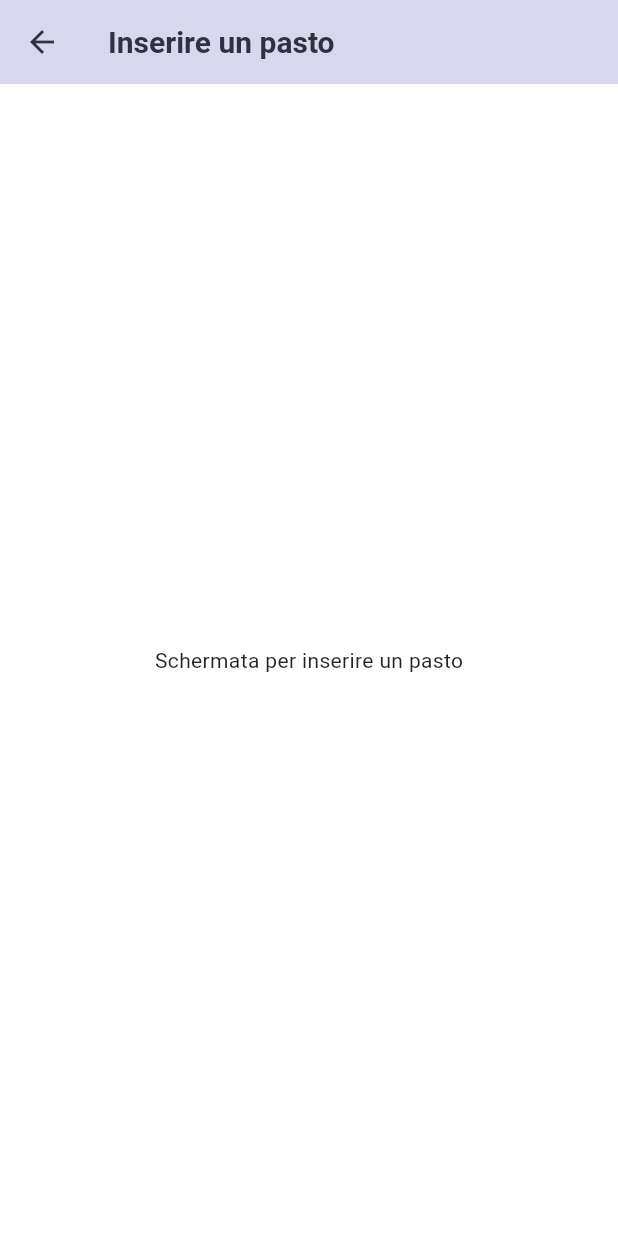
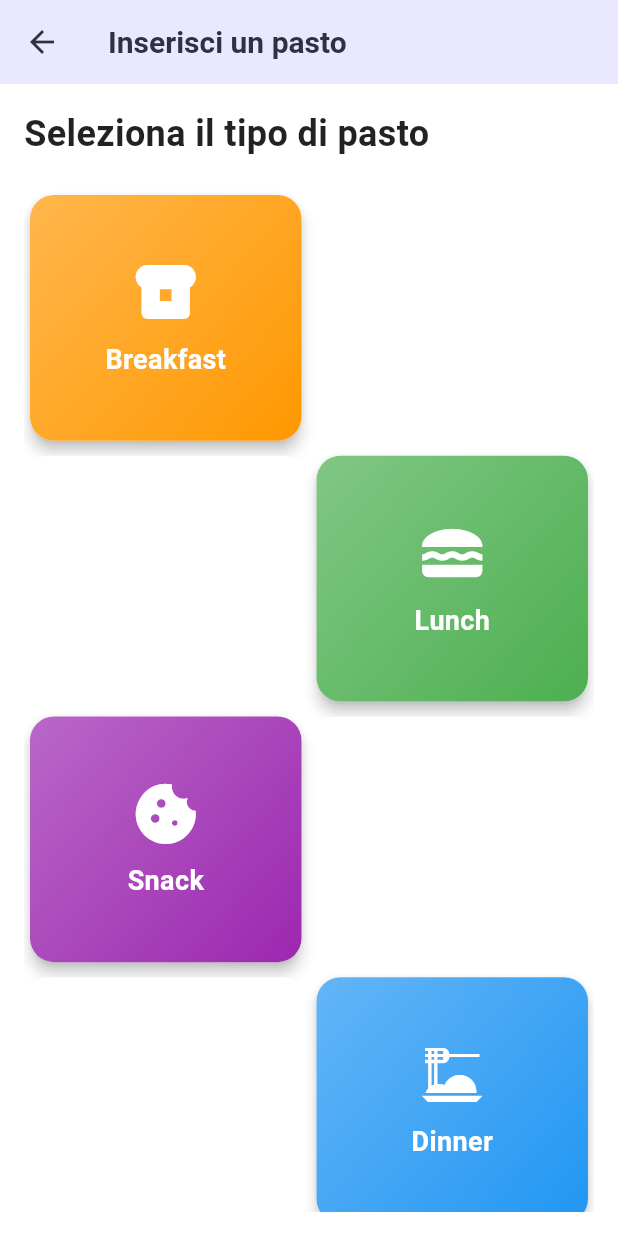
Before and after one commit to andreaferraboli/tracker, a Flutter app: the AddMealScreen screen opened by its route, on a phone screen of 412 x 824 dp. Run offline on Flutter 3.47's test engine with Material 3 defaults, Android fonts, the phone set to English and light mode, and no system bars; our stand-ins replace cloud_firestore, firebase_auth, firebase_core, firebase_storage, fl_chart, flutter_riverpod and 4 more; accounts and stored records are empty.

Commit message:
start implement of add meals

```diff
--- a/lib/main.dart
+++ b/lib/main.dart
@@ -77,7 +77,7 @@ class _MyAppState extends State<MyApp> {
       routes: {
         '/shopping': (context) => const ShoppingScreen(),
         '/user': (context) => UserScreen(),
-        '/addMeal': (context) => const AddMealScreen(),
+        '/addMeal': (context) => AddMealScreen(),
         '/viewExpenses': (context) => const ViewExpensesScreen(),
         '/inventory': (context) => const InventoryScreen(),
         '/viewMeals': (context) => const ViewMealsScreen(),
--- /dev/null
+++ b/lib/models/meal_type.dart
@@ -0,0 +1,16 @@
+import 'package:flutter/material.dart';
+class MealType {
+  final String name;
+  final IconData icon;
+  final Color color;
+
+  const MealType({
+    required this.name,
+    required this.icon,
+    required this.color,
+  });
+  const MealType.empty()
+      : name = '',
+        icon = Icons.error,
+        color = Colors.transparent;
+}
--- /dev/null
+++ b/lib/models/meal_type_card.dart
@@ -0,0 +1,71 @@
+import 'package:flutter/material.dart';
+
+import 'meal_type.dart';
+
+class MealTypeCard extends StatelessWidget {
+  final MealType? mealType;
+  final VoidCallback? onTap;
+
+  const MealTypeCard({
+    required this.mealType,
+    required this.onTap,
+  });
+
+  // Costruttore per una Card vuota e trasparente
+  const MealTypeCard.empty()
+      : mealType = null,
+        onTap = null;
+
+  @override
+  Widget build(BuildContext context) {
+    return Card(
+      elevation: mealType == null ? 0 : 4, // Nessuna ombra se vuota
+      shape: mealType == null
+          ? null
+          : RoundedRectangleBorder(borderRadius: BorderRadius.circular(16)),
+      child: InkWell(
+        onTap: onTap,
+        borderRadius: BorderRadius.circular(16),
+        child: Container(
+          width: 80,
+          height: 80,
+          decoration: BoxDecoration(
+            borderRadius: BorderRadius.circular(16),
+            gradient: mealType != null
+                ? LinearGradient(
+              begin: Alignment.topLeft,
+              end: Alignment.bottomRight,
+              colors: [
+                mealType!.color.withOpacity(0.7),
+                mealType!.color,
+              ],
+            )
+                : null, // Nessun gradiente se vuoto
+            color: mealType == null ? Colors.transparent : null, // Sfondo trasparente se vuoto
+          ),
+          child: mealType != null
+              ? Column(
+            mainAxisAlignment: MainAxisAlignment.center,
+            children: [
+              Icon(
+                mealType!.icon,
+                size: 48,
+                color: Colors.white,
+              ),
+              const SizedBox(height: 8),
+              Text(
+                mealType!.name,
+                style: const TextStyle(
+                  color: Colors.white,
+                  fontSize: 18,
+                  fontWeight: FontWeight.bold,
+                ),
+              ),
+            ],
+          )
+              : null, // Nessun contenuto se vuoto
+        ),
+      ),
+    );
+  }
+}
--- a/lib/routes/add_meal_screen.dart
+++ b/lib/routes/add_meal_screen.dart
@@ -1,16 +1,104 @@
 import 'package:flutter/material.dart';
+import 'package:tracker/routes/product_selection_screen.dart';
+
+import '../models/meal_type.dart';
+import '../models/meal_type_card.dart';
 
 class AddMealScreen extends StatelessWidget {
-  const AddMealScreen({super.key});
+  AddMealScreen({super.key});
 
   @override
   Widget build(BuildContext context) {
+    final screenWidth = MediaQuery.of(context).size.width;
+
+    Color colazioneColor = Theme.of(context).brightness == Brightness.dark
+        ? Colors.deepOrange
+        : Colors.orange;
+    Color pranzoColor = Theme.of(context).brightness == Brightness.dark
+        ? Colors.lightGreen
+        : Colors.green;
+    Color merendaColor = Theme.of(context).brightness == Brightness.dark
+        ? Colors.deepPurple
+        : Colors.purple;
+    Color cenaColor = Theme.of(context).brightness == Brightness.dark
+        ? Colors.lightBlue
+        : Colors.blue;
+    final List<MealType> mealTypes = [
+      MealType(
+        name: 'Breakfast',
+        icon: Icons.breakfast_dining,
+        color: colazioneColor,
+      ),
+      MealType.empty(),
+      MealType.empty(),
+      MealType(
+        name: 'Lunch',
+        icon: Icons.lunch_dining,
+        color: pranzoColor,
+      ),
+      MealType(
+        name: 'Snack',
+        icon: Icons.cookie,
+        color: merendaColor,
+      ),
+      MealType.empty(),
+      MealType.empty(),
+      MealType(
+        name: 'Dinner',
+        icon: Icons.dinner_dining,
+        color: cenaColor,
+      ),
+    ];
     return Scaffold(
       appBar: AppBar(
-        title: const Text('Inserire un pasto'),
+        title: const Text('Inserisci un pasto'),
+        elevation: 0,
       ),
-      body: const Center(
-        child: Text('Schermata per inserire un pasto'),
+      body: Padding(
+        padding: const EdgeInsets.all(16.0),
+        child: Column(
+          crossAxisAlignment: CrossAxisAlignment.start,
+          children: [
+            const Text(
+              'Seleziona il tipo di pasto',
+              style: TextStyle(
+                fontSize: 24,
+                fontWeight: FontWeight.bold,
+              ),
+            ),
+            const SizedBox(height: 20),
+            Expanded(
+              child: GridView.builder(
+                gridDelegate: SliverGridDelegateWithMaxCrossAxisExtent(
+                  maxCrossAxisExtent: screenWidth/2,
+                  crossAxisSpacing: 2,
+                  mainAxisSpacing: 2,
+                  childAspectRatio: 1.1,
+                ),
+                itemCount: mealTypes.length,
+                itemBuilder: (context, index) {
+                  if (mealTypes[index].name.isEmpty) {
+                    return const MealTypeCard.empty();
+                  }
+                  return MealTypeCard(
+                    mealType: mealTypes[index],
+                    onTap: () =>
+                        _showProductSelection(context, mealTypes[index]),
+                  );
+                },
+              ),
+            ),
+          ],
+        ),
+      ),
+    );
+  }
+
+  void _showProductSelection(BuildContext context, MealType mealType) {
+    Navigator.push(
+      context,
+      MaterialPageRoute(
+        builder: (context) => ProductSelectionScreen(mealType: mealType),
       ),
     );
   }
```
Also changed, not shown: lib/models/category_selection_row.dart (added, +141 -0 lines), lib/models/product_card.dart (added, +83 -0 lines), lib/routes/product_selection_screen.dart (added, +272 -0 lines).
